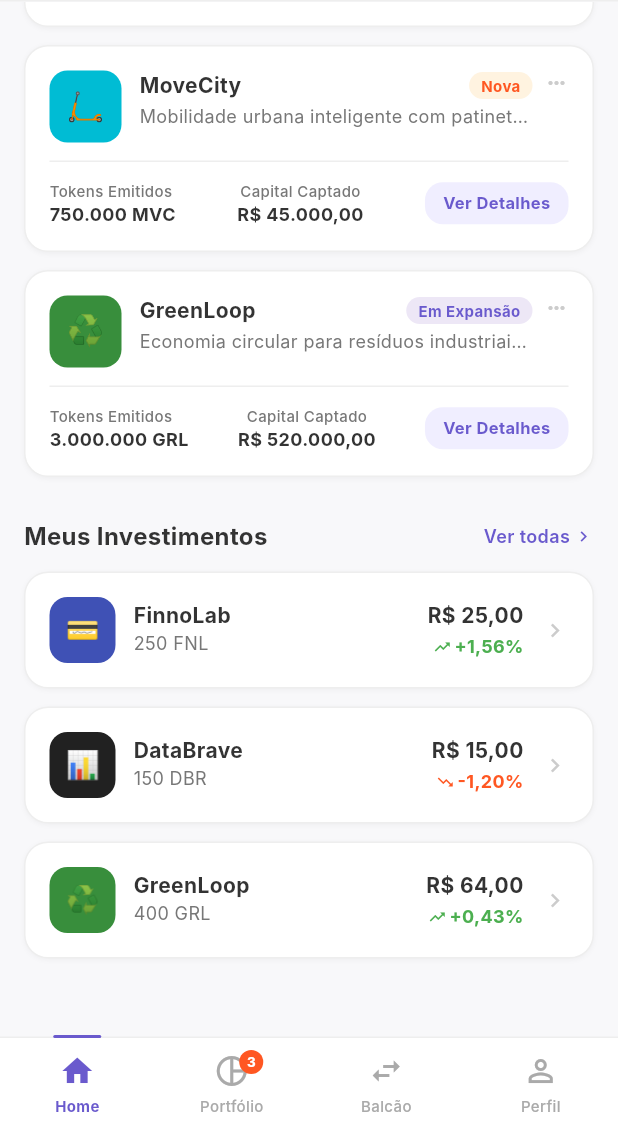
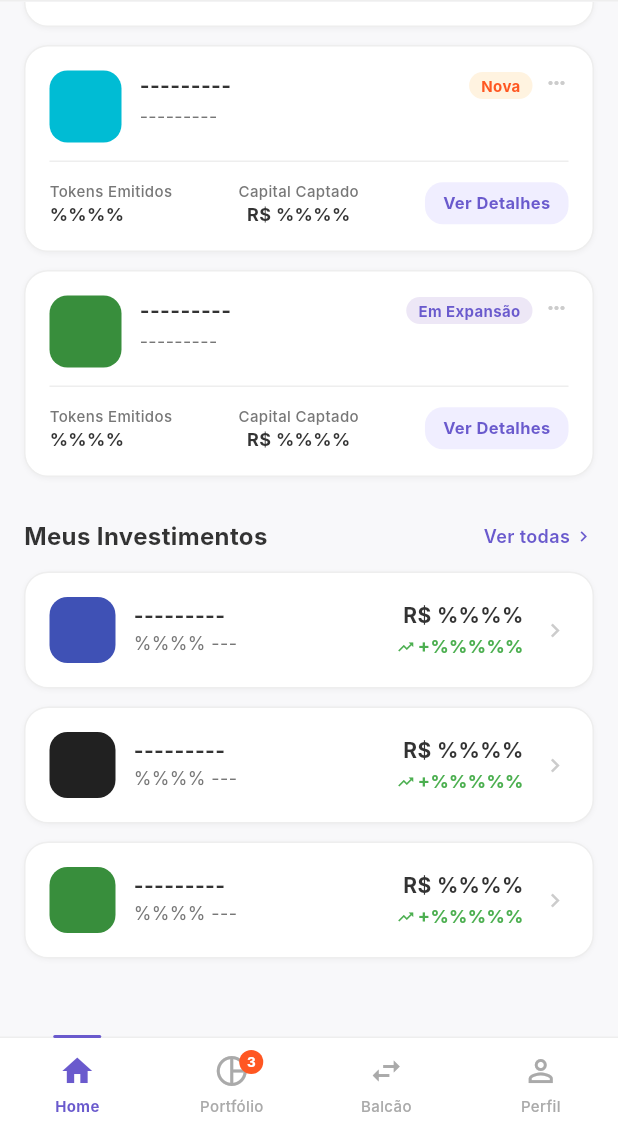
Before and after one commit to eduardokairalla1/ES-PI3-2026-T0103-G16, a Flutter app: the screen it shows after launch, scrolled down 991 dp, on a phone screen of 412 x 824 dp, the part 102-1236 px from its top. Run offline on Flutter 3.47's test engine with Material 3 defaults, Android fonts, the phone set to English and light mode, and no system bars; our stand-ins replace firebase_core; accounts and stored records are empty; Roboto replaces fonts that are missing (Inter).

Commit message:
Remodanlando dados

```diff
--- a/frontend/app/lib/components/balcao_page.dart
+++ b/frontend/app/lib/components/balcao_page.dart
@@ -12,17 +12,17 @@ class _BalcaoPageState extends State<BalcaoPage> {
   String search = '';
 
   final orders = [
-    {"id": "1", "type": "buy", "startup": "EverTech", "symbol": "EVT", "qty": 100, "price": "R\$ 0,15", "total": "R\$ 15,00", "status": "Aberta", "emoji": "🧬"},
-    {"id": "2", "type": "sell", "startup": "FinnoLab", "symbol": "FNL", "qty": 50, "price": "R\$ 0,12", "total": "R\$ 6,00", "status": "Executada", "emoji": "💳"},
-    {"id": "3", "type": "buy", "startup": "MoveCity", "symbol": "MVC", "qty": 200, "price": "R\$ 0,08", "total": "R\$ 16,00", "status": "Aberta", "emoji": "🛴"},
+    {"id": "1", "type": "buy", "startup": "---------", "symbol": "---", "qty": "%%%%", "price": "R\$ %%%%", "total": "R\$ %%%%", "status": "---------", "emoji": " "},
+    {"id": "2", "type": "sell", "startup": "---------", "symbol": "---", "qty": "%%%%", "price": "R\$ %%%%", "total": "R\$ %%%%", "status": "---------", "emoji": " "},
+    {"id": "3", "type": "buy", "startup": "---------", "symbol": "---", "qty": "%%%%", "price": "R\$ %%%%", "total": "R\$ %%%%", "status": "---------", "emoji": " "},
   ];
 
   final market = [
-    {"startup": "EverTech", "symbol": "EVT", "price": "R\$ 0,15", "change": "+2,30%", "positive": true, "emoji": "🧬", "bg": const Color(0xFFFF5722)},
-    {"startup": "FinnoLab", "symbol": "FNL", "price": "R\$ 0,12", "change": "+1,56%", "positive": true, "emoji": "💳", "bg": const Color(0xFF3F51B5)},
-    {"startup": "DataBrave", "symbol": "DBR", "price": "R\$ 0,10", "change": "-1,20%", "positive": false, "emoji": "📊", "bg": const Color(0xFF212121)},
-    {"startup": "GreenLoop", "symbol": "GRL", "price": "R\$ 0,16", "change": "+0,43%", "positive": true, "emoji": "♻️", "bg": const Color(0xFF388E3C)},
-    {"startup": "MoveCity", "symbol": "MVC", "price": "R\$ 0,08", "change": "-0,80%", "positive": false, "emoji": "🛴", "bg": const Color(0xFF00BCD4)},
+    {"startup": "---------", "symbol": "---", "price": "R\$ %%%%", "change": "+%%%%", "positive": true, "emoji": " ", "bg": const Color(0xFFFF5722)},
+    {"startup": "---------", "symbol": "---", "price": "R\$ %%%%", "change": "+%%%%", "positive": true, "emoji": " ", "bg": const Color(0xFF3F51B5)},
+    {"startup": "---------", "symbol": "---", "price": "R\$ %%%%", "change": "-%%%%", "positive": false, "emoji": " ", "bg": const Color(0xFF212121)},
+    {"startup": "---------", "symbol": "---", "price": "R\$ %%%%", "change": "+%%%%", "positive": true, "emoji": " ", "bg": const Color(0xFF388E3C)},
+    {"startup": "---------", "symbol": "---", "price": "R\$ %%%%", "change": "-%%%%", "positive": false, "emoji": " ", "bg": const Color(0xFF00BCD4)},
   ];
 
   @override
--- a/frontend/app/lib/components/posicoes_section.dart
+++ b/frontend/app/lib/components/posicoes_section.dart
@@ -4,9 +4,9 @@ class TokenPosition {
   final String id;
   final String startup;
   final String symbol;
-  final int quantidade;
-  final double valorAtual;
-  final double variacaoDiaria;
+  final String quantidade;
+  final String valorAtual;
+  final String variacaoDiaria;
   final String emoji;
   final Color bgColor;
 
@@ -32,32 +32,32 @@ class PosicoesSection extends StatelessWidget {
     final positions = [
       TokenPosition(
         id: "1",
-        startup: "FinnoLab",
-        symbol: "FNL",
-        quantidade: 250,
-        valorAtual: 25.0,
-        variacaoDiaria: 1.56,
-        emoji: "💳",
+        startup: "---------",
+        symbol: "---",
+        quantidade: "%%%%",
+        valorAtual: "%%%%",
+        variacaoDiaria: "%%%%",
+        emoji: " ",
         bgColor: const Color(0xFF3F51B5),
       ),
       TokenPosition(
         id: "2",
-        startup: "DataBrave",
-        symbol: "DBR",
-        quantidade: 150,
-        valorAtual: 15.0,
-        variacaoDiaria: -1.2,
-        emoji: "📊",
+        startup: "---------",
+        symbol: "---",
+        quantidade: "%%%%",
+        valorAtual: "%%%%",
+        variacaoDiaria: "%%%%",
+        emoji: " ",
         bgColor: const Color(0xFF212121),
       ),
       TokenPosition(
         id: "3",
-        startup: "GreenLoop",
-        symbol: "GRL",
-        quantidade: 400,
-        valorAtual: 64.0,
-        variacaoDiaria: 0.43,
-        emoji: "♻️",
+        startup: "---------",
+        symbol: "---",
+        quantidade: "%%%%",
+        valorAtual: "%%%%",
+        variacaoDiaria: "%%%%",
+        emoji: " ",
         bgColor: const Color(0xFF388E3C),
       ),
     ];
@@ -101,7 +101,7 @@ class PosicoesSection extends StatelessWidget {
           // Cards
           Column(
             children: positions.map((pos) {
-              final isPositive = pos.variacaoDiaria >= 0;
+              final isPositive = true;
               final varColor = isPositive ? const Color(0xFF4CAF50) : const Color(0xFFFF5722);
 
               return GestureDetector(
@@ -170,7 +170,7 @@ class PosicoesSection extends StatelessWidget {
                               crossAxisAlignment: CrossAxisAlignment.end,
                               children: [
                                 Text(
-                                  'R\$ ${pos.valorAtual.toStringAsFixed(2).replaceAll('.', ',')}',
+                                  'R\$ ${pos.valorAtual}',
                                   style: const TextStyle(
                                     fontFamily: 'Inter',
                                     fontSize: 14,
@@ -188,7 +188,7 @@ class PosicoesSection extends StatelessWidget {
                                     ),
                                     const SizedBox(width: 2),
                                     Text(
-                                      '${isPositive ? '+' : ''}${pos.variacaoDiaria.toStringAsFixed(2).replaceAll('.', ',')}%',
+                                      '${isPositive ? '+' : ''}${pos.variacaoDiaria}%',
                                       style: TextStyle(
                                         fontFamily: 'Inter',
                                         fontSize: 12,
--- a/frontend/app/lib/components/startups_section.dart
+++ b/frontend/app/lib/components/startups_section.dart
@@ -43,75 +43,75 @@ class _StartupsSectionState extends State<StartupsSection> {
   final startups = [
     Startup(
       id: "1",
-      name: "EverTech",
+      name: "---------",
       stage: "Nova",
-      description: "Plataforma de IA para diagnósticos médicos preventivos.",
-      tokensEmitidos: "500.000 EVT",
-      capitalCaptado: "R\$ 75.000,00",
-      symbol: "EVT",
+      description: "---------",
+      tokensEmitidos: "%%%%",
+      capitalCaptado: "R\$ %%%%",
+      symbol: "---",
       bgColor: const Color(0xFFFF5722),
       textColor: Colors.white,
-      emoji: "🧬",
+      emoji: " ",
     ),
     Startup(
       id: "2",
-      name: "Nova Ideia",
+      name: "---------",
       stage: "Em Operação",
-      description: "Marketplace de soluções sustentáveis para o agronegócio.",
-      tokensEmitidos: "1.000.000 NID",
-      capitalCaptado: "R\$ 150.000,00",
-      symbol: "NID",
+      description: "---------",
+      tokensEmitidos: "%%%%",
+      capitalCaptado: "R\$ %%%%",
+      symbol: "---",
       bgColor: const Color(0xFF4CAF50),
       textColor: Colors.white,
-      emoji: "🌱",
+      emoji: " ",
     ),
     Startup(
       id: "3",
-      name: "FinnoLab",
+      name: "---------",
       stage: "Em Operação",
-      description: "Soluções de crédito alternativo para microempreendedores.",
-      tokensEmitidos: "1.000.000 FNL",
-      capitalCaptado: "R\$ 119.000,00",
-      symbol: "FNL",
+      description: "---------",
+      tokensEmitidos: "%%%%",
+      capitalCaptado: "R\$ %%%%",
+      symbol: "---",
       bgColor: const Color(0xFF3F51B5),
       textColor: Colors.white,
-      emoji: "💳",
+      emoji: " ",
     ),
     Startup(
       id: "4",
-      name: "DataBrave",
+      name: "---------",
       stage: "Em Expansão",
-      description: "Analytics preditivo para e-commerce e varejo digital.",
-      tokensEmitidos: "2.000.000 DBR",
-      capitalCaptado: "R\$ 380.000,00",
-      symbol: "DBR",
+      description: "---------",
+      tokensEmitidos: "%%%%",
+      capitalCaptado: "R\$ %%%%",
+      symbol: "---",
       bgColor: const Color(0xFF212121),
       textColor: Colors.white,
-      emoji: "📊",
+      emoji: " ",
     ),
     Startup(
       id: "5",
-      name: "MoveCity",
+      name: "---------",
       stage: "Nova",
-      description: "Mobilidade urbana inteligente com patinetes e bikes elétricas.",
-      tokensEmitidos: "750.000 MVC",
-      capitalCaptado: "R\$ 45.000,00",
-      symbol: "MVC",
+      description: "---------",
+      tokensEmitidos: "%%%%",
+      capitalCaptado: "R\$ %%%%",
+      symbol: "---",
       bgColor: const Color(0xFF00BCD4),
       textColor: Colors.white,
-      emoji: "🛴",
+      emoji: " ",
     ),
     Startup(
       id: "6",
-      name: "GreenLoop",
+      name: "---------",
       stage: "Em Expansão",
-      description: "Economia circular para resíduos industriais e logística reversa.",
-      tokensEmitidos: "3.000.000 GRL",
-      capitalCaptado: "R\$ 520.000,00",
-      symbol: "GRL",
+      description: "---------",
+      tokensEmitidos: "%%%%",
+      capitalCaptado: "R\$ %%%%",
+      symbol: "---",
       bgColor: const Color(0xFF388E3C),
       textColor: Colors.white,
-      emoji: "♻️",
+      emoji: " ",
     ),
   ];
 
```
